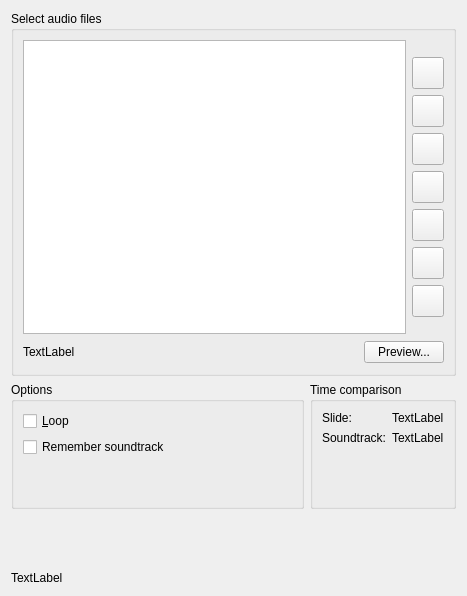
Above: utilities/presentation/audio/presentation_audiopage.ui from KDE/digikam before the change. Below: the same form after it.
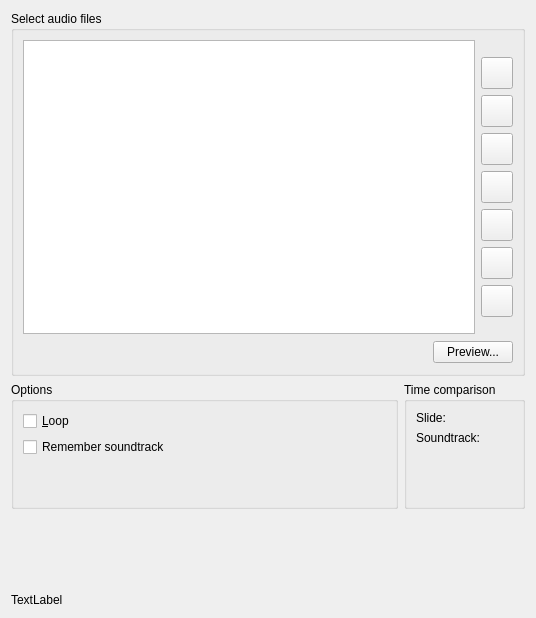
That is the form after the change. Custom widgets are drawn as their Qt base class.

Commit message: the cache is provided on top lelvel by threadimageio API. Polish dialog page contents

```diff
--- a/utilities/presentation/audio/presentation_audiopage.ui
+++ b/utilities/presentation/audio/presentation_audiopage.ui
@@ -6,8 +6,8 @@
    <rect>
     <x>0</x>
     <y>0</y>
-    <width>467</width>
-    <height>596</height>
+    <width>536</width>
+    <height>618</height>
    </rect>
   </property>
   <layout class="QVBoxLayout" name="verticalLayout_5">
@@ -279,7 +279,7 @@
            </sizepolicy>
           </property>
           <property name="text">
-           <string comment="KDE::DoNotExtract">TextLabel</string>
+           <string comment="KDE::DoNotExtract"/>
           </property>
          </widget>
         </item>
@@ -370,7 +370,7 @@
           <item row="0" column="1">
            <widget class="QLabel" name="m_slideTimeLabel">
             <property name="text">
-             <string comment="KDE::DoNotExtract">TextLabel</string>
+             <string comment="KDE::DoNotExtract"/>
             </property>
            </widget>
           </item>
@@ -384,7 +384,7 @@
           <item row="1" column="1">
            <widget class="QLabel" name="m_soundtrackTimeLabel">
             <property name="text">
-             <string comment="KDE::DoNotExtract">TextLabel</string>
+             <string comment="KDE::DoNotExtract"/>
             </property>
            </widget>
           </item>
```
The commit also changes 5 other files.
